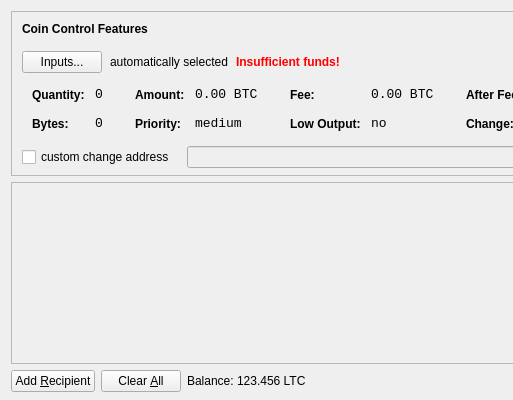
Before: the Qt Designer form src/qt/forms/sendcoinsdialog.ui in Eternity-Soap/gatorcoin, drawn with Qt 5; both pictures show x 0 to 513 and y 0 to 400 of the 850 by 400 pixel window.
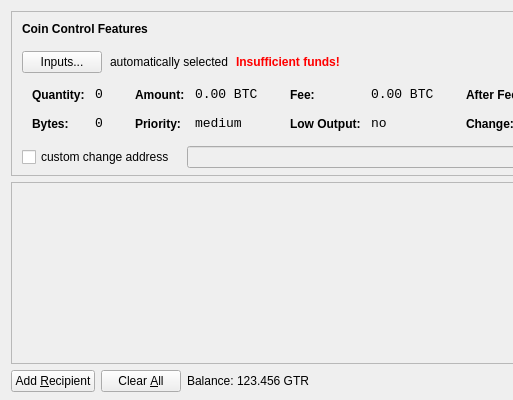
After: the same form once the commit is applied. Icons and pictures are not drawn.

```diff
--- a/src/qt/forms/sendcoinsdialog.ui
+++ b/src/qt/forms/sendcoinsdialog.ui
@@ -720,7 +720,7 @@
           <cursorShape>IBeamCursor</cursorShape>
          </property>
          <property name="text">
-          <string>123.456 LTC</string>
+          <string>123.456 GTR</string>
          </property>
          <property name="textInteractionFlags">
           <set>Qt::LinksAccessibleByMouse|Qt::TextSelectableByKeyboard|Qt::TextSelectableByMouse</set>
```
